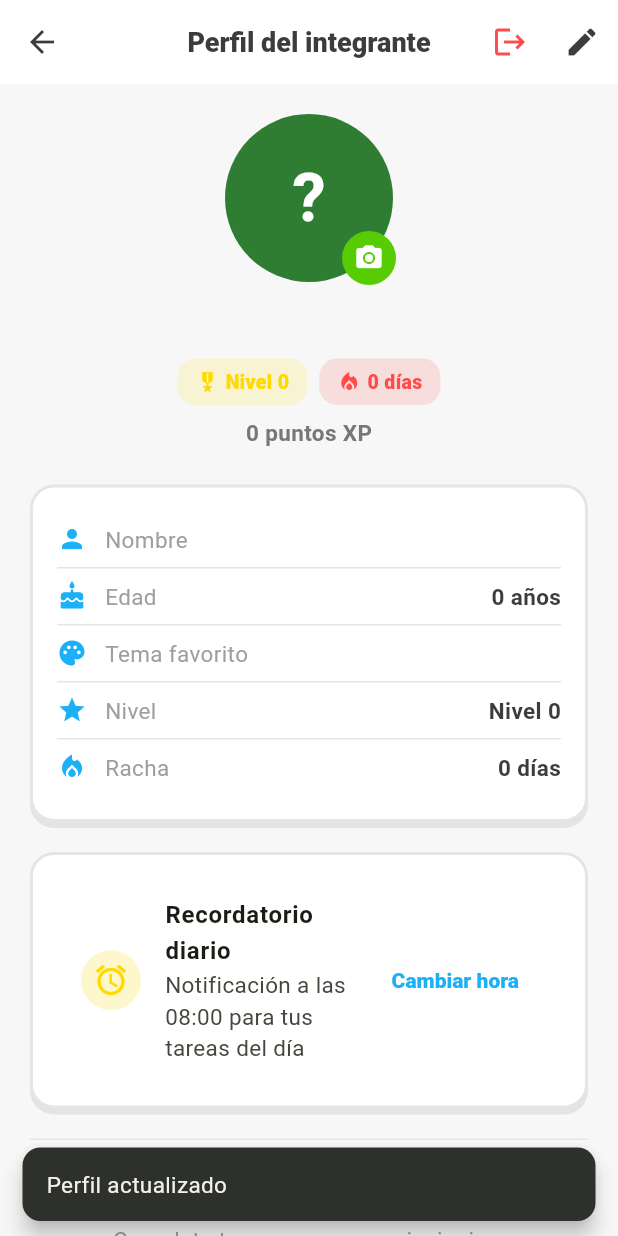
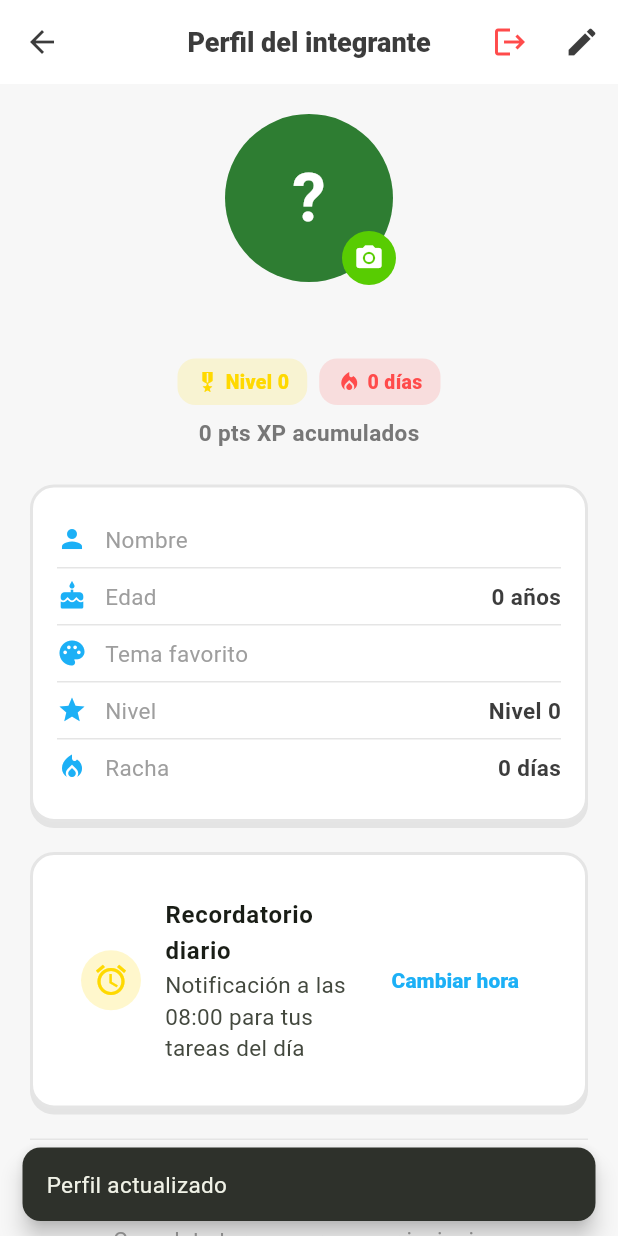
Before and after one commit to Legend-cop/hogarquest, a Flutter app: the ProfileScreen screen opened directly, after a tap on the "edit" icon, after a tap on "GUARDAR", on a phone screen of 412 x 824 dp. Run offline on Flutter 3.47's test engine with Material 3 defaults, Android fonts, the phone set to English and light mode, and no system bars; our stand-ins replace audioplayers, firebase_core, firebase_messaging, flutter_local_notifications, image_picker, shared_preferences; missing offline and left inert: dart:html; accounts and stored records are empty; network calls fail.

Commit message:
feat ranking: suma retos del periodo, ordena por neto (xp - castigos) y aclara etiquetas de xp total

```diff
--- a/lib/providers/app_provider.dart
+++ b/lib/providers/app_provider.dart
@@ -606,6 +606,19 @@ Future<List<(User, int)>> ranking(String periodo) async {
     final inicio = periodo == 'semanal'
         ? hoy.subtract(const Duration(days: 6))
         : DateTime(hoy.year, hoy.month, 1);
+    // Retos finalizados de la semana incluida en el periodo: suman sus puntos
+    // bonus a quienes fueron aprobados.
+    final retos = await _db.getRetos();
+    final retosPuntos = <int, int>{};
+    for (final r in retos) {
+      if (!r.finalizado) continue;
+      final inicioReto =
+          DateTime(r.fechaInicio.year, r.fechaInicio.month, r.fechaInicio.day);
+      if (inicioReto.isBefore(inicio) || inicioReto.isAfter(hoy)) continue;
+      for (final uid in r.aprobados) {
+        retosPuntos[uid] = (retosPuntos[uid] ?? 0) + r.puntos;
+      }
+    }
     final resultado = <(User, int)>[];
     for (final u in usuarios) {
       final aps = await _db.getAsignacionesAprobadasDeUsuarioEnRango(
@@ -618,6 +631,7 @@ Future<List<(User, int)>> ranking(String periodo) async {
         final t = await _db.getTareaById(a.tareaId);
         pts += t?.puntos ?? 0;
       }
+      pts += retosPuntos[u.id!] ?? 0;
       resultado.add((u, pts));
     }
     resultado.sort((a, b) => b.$2.compareTo(a.$2));
--- a/lib/screens/dashboard_screen.dart
+++ b/lib/screens/dashboard_screen.dart
@@ -170,7 +170,7 @@ class _IntegranteDashboard extends StatelessWidget {
                           _RachaPill(
                               icon: Icons.stars,
                               value: user.puntos,
-                              label: 'puntos XP'),
+                              label: 'XP acumulado'),
                         ],
                       ),
                     ],
--- a/lib/screens/profile_screen.dart
+++ b/lib/screens/profile_screen.dart
@@ -234,7 +234,7 @@ class _AvatarCard extends StatelessWidget {
         ),
         const SizedBox(height: 8),
         Text(
-          '${user.puntos} puntos XP',
+          '${user.puntos} pts XP acumulados',
           style: const TextStyle(
               color: AppColors.grisMedio, fontWeight: FontWeight.w700),
         ),
--- a/lib/screens/ranking_screen.dart
+++ b/lib/screens/ranking_screen.dart
@@ -110,6 +110,10 @@ class _RankingScreenState extends State<RankingScreen>
           dias: periodo == 'semanal' ? 7 : 30);
       resultado.add((user, pts, perdidos));
     }
+    // Se ordena por el NETO del periodo (ganado - perdido), que es el que
+    // le queda al integrante.
+    resultado.sort((a, b) =>
+        (b.$2 - b.$3).compareTo(a.$2 - a.$3));
     return resultado;
   }
 
@@ -344,6 +348,13 @@ class _RankingList extends StatelessWidget {
                 fontSize: 20, fontWeight: FontWeight.w800, color: AppColors.grisOscuro),
           ),
         ),
+        Padding(
+          padding: const EdgeInsets.fromLTRB(16, 0, 16, 4),
+          child: Text(
+            'XP del periodo = tareas + retos − castigos. El orden es por el resultado final (neto).',
+            style: const TextStyle(fontSize: 11, color: AppColors.grisMedio),
+          ),
+        ),
         if (resumen != null)
           Padding(
             padding: const EdgeInsets.fromLTRB(12, 0, 12, 8),
@@ -513,6 +524,7 @@ class _RankRow extends StatelessWidget {
 
   @override
   Widget build(BuildContext context) {
+    final neto = puntos - perdidos;
     return DuoCard(
       padding: const EdgeInsets.symmetric(horizontal: 14, vertical: 12),
       color: destacado ? null : Colors.white,
@@ -554,16 +566,22 @@ class _RankRow extends StatelessWidget {
           Column(
             crossAxisAlignment: CrossAxisAlignment.end,
             children: [
-              Text(
-                '$puntos XP',
-                style: const TextStyle(
-                    fontWeight: FontWeight.w800,
-                    fontSize: 15,
-                    color: AppColors.verdeOscuro),
+              Row(
+                mainAxisSize: MainAxisSize.min,
+                children: [
+                  Text('$puntos',
+                      style: const TextStyle(
+                          fontWeight: FontWeight.w800,
+                          fontSize: 15,
+                          color: AppColors.verdeOscuro)),
+                  Text(' XP',
+                      style: const TextStyle(
+                          fontSize: 11, color: AppColors.grisMedio)),
+                ],
               ),
               if (perdidos > 0)
                 Text(
-                  '-$perdidos xp perdidos',
+                  '−$perdidos castigos',
                   style: const TextStyle(
                       fontSize: 11,
                       fontWeight: FontWeight.w700,
@@ -573,6 +591,14 @@ class _RankRow extends StatelessWidget {
                 Text('Nivel ${user.nivel}',
                     style: const TextStyle(
                         fontSize: 11, color: AppColors.grisMedio)),
+              Text(
+                '= $neto pts',
+                style: TextStyle(
+                  fontSize: 13,
+                  fontWeight: FontWeight.w800,
+                  color: neto >= 0 ? AppColors.verdeOscuro : AppColors.rojo,
+                ),
+              ),
             ],
           ),
         ],
```
